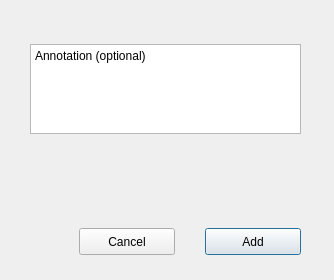
strobejb/q22, file bookmarks.ui: the form before one commit.
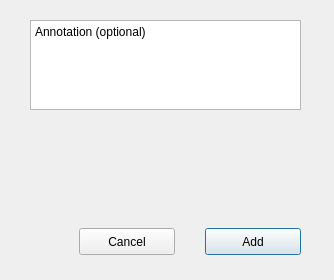
The form after the commit. Custom widgets are drawn as their Qt base class.

The edit to the form file:
```diff
--- a/bookmarks.ui
+++ b/bookmarks.ui
@@ -17,7 +17,7 @@
    <property name="geometry">
     <rect>
      <x>30</x>
-     <y>16</y>
+     <y>120</y>
      <width>271</width>
      <height>20</height>
     </rect>
@@ -30,7 +30,7 @@
    <property name="geometry">
     <rect>
      <x>30</x>
-     <y>44</y>
+     <y>20</y>
      <width>271</width>
      <height>90</height>
     </rect>
```
